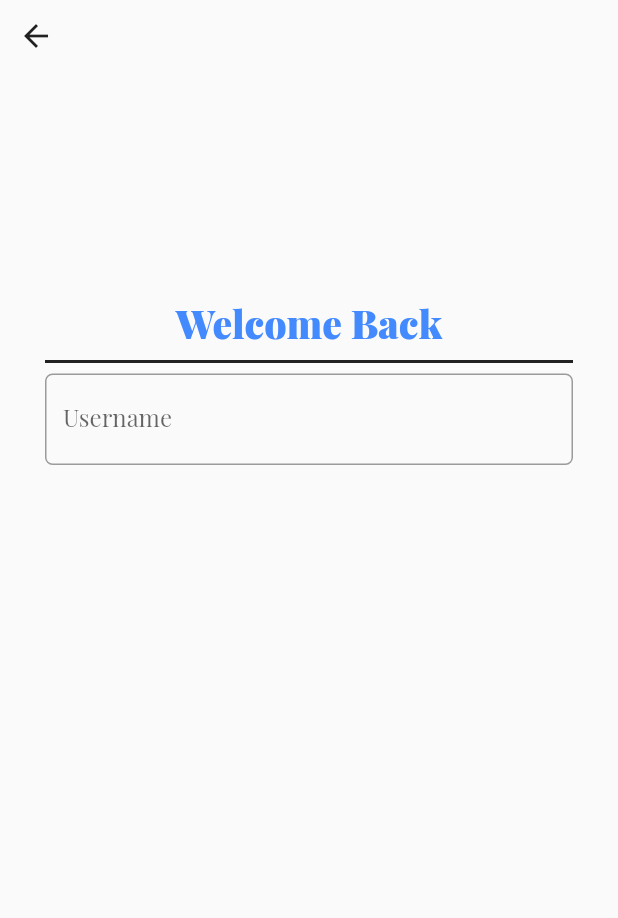
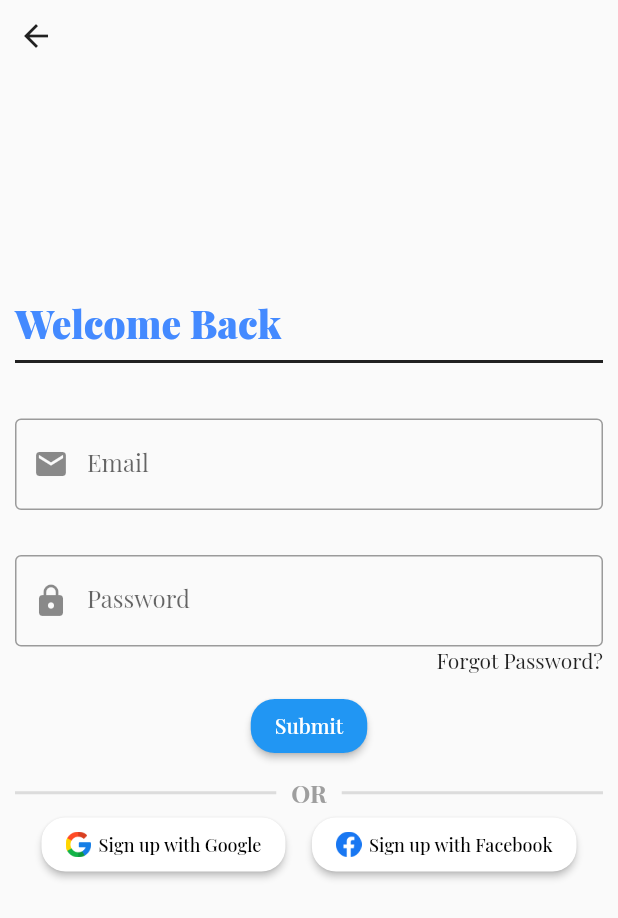
Before and after one commit to RahulChaudhary-07/5ive-to-9ine, a Flutter app: the screen it shows after launch, after a tap on "Submit", after a tap on "SignIn", on a phone screen of 412 x 824 dp. Shown: the top 918 px of the screen. Run offline on Flutter 3.47's test engine with Material 2 defaults, Android fonts, the phone set to English and light mode, and no system bars; our stand-ins replace google_fonts.

Commit message:
fourth commit

```diff
--- a/lib/screens/SignInScreen.dart
+++ b/lib/screens/SignInScreen.dart
@@ -1,5 +1,6 @@
 import 'package:flutter/material.dart';
 import 'package:internship_5to9_1/screens/SignUpScreen.dart';
+import 'package:internship_5to9_1/screens/homeScreen.dart';
 
 class SignInScreen extends StatefulWidget {
   const SignInScreen({Key? key}) : super(key: key);
@@ -32,8 +33,9 @@ class _SignInScreenState extends State<SignInScreen> {
               ],
             ),
             Padding(
-              padding: const EdgeInsets.symmetric(vertical: 150, horizontal: 30),
+              padding: const EdgeInsets.symmetric(vertical: 150, horizontal: 10),
               child: Column(
+                crossAxisAlignment: CrossAxisAlignment.start,
                 children: [
                   Text(
                     "Welcome Back",
@@ -47,14 +49,91 @@ class _SignInScreenState extends State<SignInScreen> {
                     color: Colors.black87,
                     thickness: 2,
                   ),
+                  SizedBox(
+                    height: 30,
+                  ),
                   Column(
                     children: [
                       TextFormField(
                         decoration: InputDecoration(
-                          border: OutlineInputBorder(borderRadius: BorderRadius.circular(5)),
-                          hintText: 'Username',
-                          labelText: "Username",
+                          border: OutlineInputBorder(),
+                          prefixIcon: Icon(Icons.email),
+                          hintText: 'Email',
+                          labelText: "Email",
                         ),
+                      ),
+                      SizedBox(
+                        height: 30,
+                      ),
+                      TextFormField(
+                        keyboardType: TextInputType.emailAddress,
+                        obscureText: true,
+                        decoration: InputDecoration(
+                          border: OutlineInputBorder(),
+                          prefixIcon: Icon(Icons.lock),
+                          hintText: 'Password',
+                          labelText: "Password",
+                        ),
+                      ),
+                      Row(
+                        mainAxisAlignment: MainAxisAlignment.end,
+                        children: [
+                          Text(
+                            "Forgot Password?",
+                          ),
+                        ],
+                      ),
+                      SizedBox(height: 10),
+                      ElevatedButton(
+                        onPressed: () {
+                          Navigator.push(
+                            context,
+                            MaterialPageRoute(
+                              builder: ((context) => HomeScreen()),
+                            ),
+                          );
+                          if (_formKey.currentState!.validate()) {
+                            print('validated');
+                          }
+                        },
+                        child: Text('Submit'),
+                        style: ButtonStyle(
+                          shape: MaterialStateProperty.all<RoundedRectangleBorder>(
+                            RoundedRectangleBorder(
+                              borderRadius: BorderRadius.circular(16),
+                            ),
+                          ),
+                        ),
+                      ),
+                      SizedBox(height: 10),
+                      Row(
+                        children: [
+                          Expanded(child: Divider(thickness: 2)),
+                          SizedBox(width: 10),
+                          Text(
+                            "OR",
+                            style: TextStyle(
+                              fontSize: 16,
+                              fontWeight: FontWeight.bold,
+                              color: Colors.grey.shade500,
+                            ),
+                          ),
+                          SizedBox(width: 10),
+                          Expanded(child: Divider(thickness: 2)),
+                        ],
+                      ),
+                      Row(
+                        mainAxisAlignment: MainAxisAlignment.spaceEvenly,
+                        children: [
+                          CommonButton(
+                            image: "google",
+                            title: "Google",
+                          ),
+                          CommonButton(
+                            image: "facebook",
+                            title: "Facebook",
+                          ),
+                        ],
                       ),
                     ],
                   ),
--- a/lib/screens/SignUpScreen.dart
+++ b/lib/screens/SignUpScreen.dart
@@ -44,6 +44,7 @@ class _SignUpScreenState extends State<SignUpScreen> {
               ],
             ),
             AddressWidget(label: "E-mail"),
+            // AddressWidget(label: 'Password'),
 
             // Row(
             //   children: [
```
